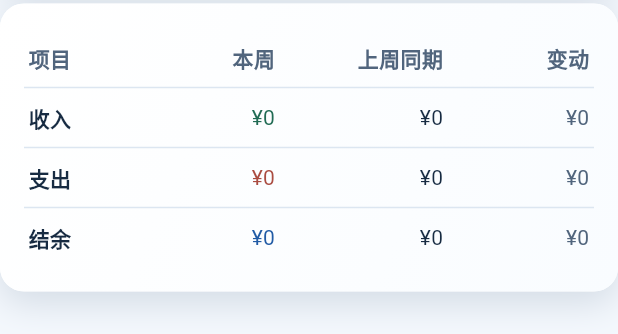
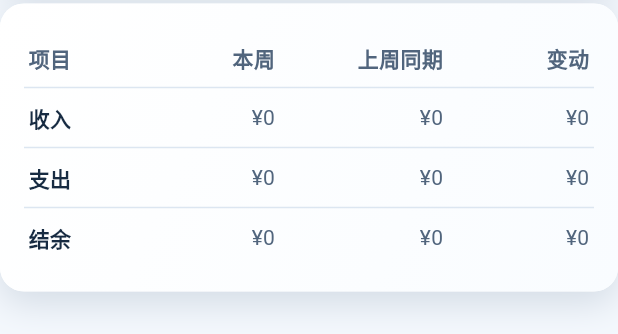
Before and after one commit to luoyu-0/money-tracker, a Flutter app: the _PeriodComparison widget shown alone on an empty page, opened directly with empty values, on a phone screen of 412 x 824 dp. Shown: the part 202-536 px from the top of the screen. Run offline on Flutter 3.47's test engine with Material 3 defaults, Android fonts, the phone set to English and light mode, and no system bars; our stand-ins replace file_picker, fl_chart, flutter_secure_storage, sqflite; accounts and stored records are empty.

Commit message:
fix: 统一对比表配色并调亮收支颜色

```diff
--- a/lib/statistics_screen.dart
+++ b/lib/statistics_screen.dart
@@ -483,7 +483,7 @@ const chartColors = [
   Color(0xFF3274C9),
   Color(0xFF71A4E8),
   Color(0xFF9E7544),
-  Color(0xFF438277),
+  Color(0xFF358C7B),
   Color(0xFF79668D),
   Color(0xFF7288A7),
 ];
@@ -597,7 +597,7 @@ class _PeriodComparison extends StatelessWidget {
       PeriodKind.year => '去年同期',
     };
     final change = total.net - past.net;
-    final changeColor = _changeColor(change);
+    final changeColor = _signedColor(change);
     final balanceStyle = Theme.of(context).textTheme.headlineMedium?.copyWith(
       fontWeight: FontWeight.w700,
       fontFeatures: const [FontFeature.tabularFigures()],
@@ -631,7 +631,7 @@ class _PeriodComparison extends StatelessWidget {
                       priorBalance,
                       textAlign: TextAlign.center,
                       style: balanceStyle?.copyWith(
-                        color: _changeColor(past.net),
+                        color: _signedColor(past.net),
                       ),
                     ),
                     Text.rich(
@@ -646,7 +646,7 @@ class _PeriodComparison extends StatelessWidget {
                       ),
                       textAlign: TextAlign.center,
                       style: balanceStyle?.copyWith(
-                        color: _changeColor(total.net),
+                        color: _signedColor(total.net),
                       ),
                     ),
                   ],
@@ -697,39 +697,28 @@ class _PeriodComparison extends StatelessWidget {
                     ),
                 ],
               ),
-              for (final (label, value, prior, color, isExpense) in [
-                ('收入', total.income, past.income, incomeColor, false),
-                ('支出', total.expense, past.expense, expenseColor, true),
-                (
-                  '结余',
-                  total.net,
-                  past.net,
-                  total.net < 0 ? expenseColor : accent,
-                  false,
-                ),
+              for (final (label, value, prior, isExpense) in [
+                ('收入', total.income, past.income, false),
+                ('支出', -total.expense, -past.expense, true),
+                ('结余', total.net, past.net, false),
               ])
                 TableRow(
                   children: [
                     _ComparisonCell(label, leading: true, header: true),
                     _ComparisonCell(
-                      _comparisonAmount(
-                        isExpense ? -value : value,
-                        signed: true,
-                      ),
-                      color: color,
+                      _comparisonAmount(value, signed: true),
+                      color: _signedColor(value),
+                    ),
+                    _ComparisonCell(
+                      _comparisonAmount(prior, signed: true),
+                      color: _signedColor(prior),
                     ),
                     _ComparisonCell(
                       _comparisonAmount(
-                        isExpense ? -prior : prior,
+                        isExpense ? prior - value : value - prior,
                         signed: true,
                       ),
-                      color: prior < 0 ? expenseColor : ink,
-                    ),
-                    _ComparisonCell(
-                      _comparisonAmount(value - prior, signed: true),
-                      color: _changeColor(
-                        isExpense ? prior - value : value - prior,
-                      ),
+                      color: _signedColor(value - prior),
                     ),
                   ],
                 ),
@@ -772,7 +761,7 @@ class _ComparisonCell extends StatelessWidget {
   );
 }
 
-Color _changeColor(int amount) => switch (amount) {
+Color _signedColor(int amount) => switch (amount) {
   > 0 => incomeColor,
   < 0 => expenseColor,
   _ => mutedInk,
--- a/lib/ui.dart
+++ b/lib/ui.dart
@@ -10,8 +10,8 @@ const accent = Color(0xFF215BA5);
 const blueTint = Color(0xFFE0EEFF);
 const selectedTint = Color(0xFFC3DAF8);
 const controlTrack = Color(0xFFEAF2FC);
-const incomeColor = Color(0xFF216B54);
-const expenseColor = Color(0xFFAA4C41);
+const incomeColor = Color(0xFF167A55);
+const expenseColor = Color(0xFFC92E35);
 const rule = Color(0xFFDCE6F1);
 
 extension EntryKindStyle on EntryKind {
```
Also changed, not shown: 2 other files.
